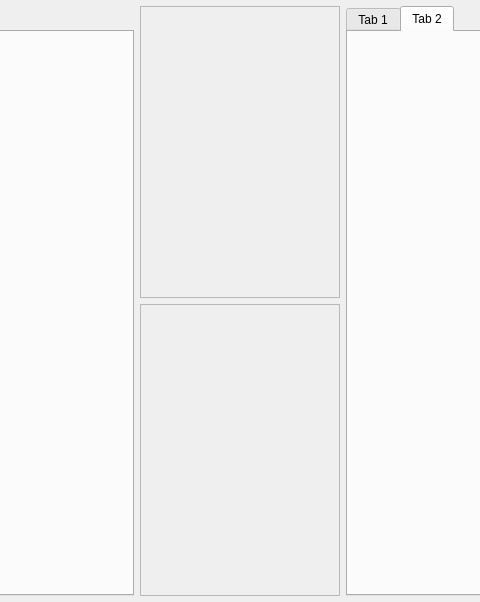
First picture: the form in zengarden/source/forms/zengarden.ui, repository aedm/zengine, before the edit; both pictures show x 245 to 725 and y 0 to 602 of the 970 by 602 pixel window.
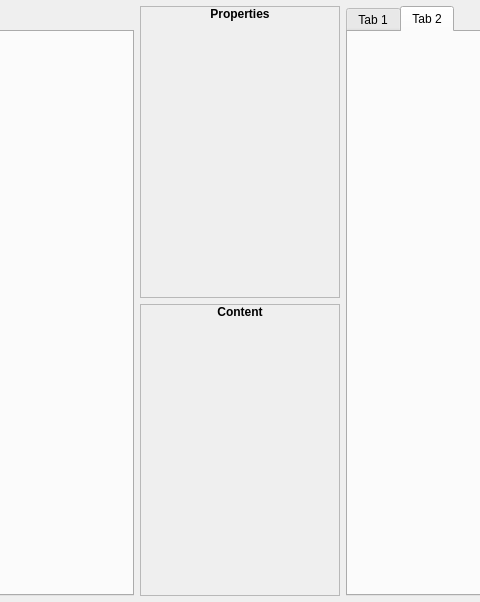
Second picture: the form after the edit. The open tabs and pages were chosen to show the change.

Diff of the .ui file:
```diff
--- a/zengarden/source/forms/zengarden.ui
+++ b/zengarden/source/forms/zengarden.ui
@@ -75,16 +75,126 @@
          <property name="frameShadow">
           <enum>QFrame::Plain</enum>
          </property>
+         <layout class="QVBoxLayout" name="verticalLayout_2">
+          <property name="leftMargin">
+           <number>0</number>
+          </property>
+          <property name="topMargin">
+           <number>0</number>
+          </property>
+          <property name="rightMargin">
+           <number>0</number>
+          </property>
+          <property name="bottomMargin">
+           <number>0</number>
+          </property>
+          <item>
+           <widget class="QLabel" name="detailsLabel">
+            <property name="font">
+             <font>
+              <weight>75</weight>
+              <bold>true</bold>
+             </font>
+            </property>
+            <property name="autoFillBackground">
+             <bool>false</bool>
+            </property>
+            <property name="text">
+             <string>Properties</string>
+            </property>
+            <property name="alignment">
+             <set>Qt::AlignCenter</set>
+            </property>
+            <property name="margin">
+             <number>6</number>
+            </property>
+           </widget>
+          </item>
+          <item>
+           <widget class="QFrame" name="frame_3">
+            <property name="sizePolicy">
+             <sizepolicy hsizetype="Preferred" vsizetype="Expanding">
+              <horstretch>0</horstretch>
+              <verstretch>0</verstretch>
+             </sizepolicy>
+            </property>
+            <property name="frameShape">
+             <enum>QFrame::NoFrame</enum>
+            </property>
+            <property name="frameShadow">
+             <enum>QFrame::Plain</enum>
+            </property>
+            <property name="lineWidth">
+             <number>0</number>
+            </property>
+           </widget>
+          </item>
+         </layout>
         </widget>
        </item>
        <item>
         <widget class="QFrame" name="frame_2">
+         <property name="sizePolicy">
+          <sizepolicy hsizetype="Preferred" vsizetype="Expanding">
+           <horstretch>0</horstretch>
+           <verstretch>0</verstretch>
+          </sizepolicy>
+         </property>
          <property name="frameShape">
           <enum>QFrame::StyledPanel</enum>
          </property>
          <property name="frameShadow">
           <enum>QFrame::Plain</enum>
          </property>
+         <layout class="QVBoxLayout" name="verticalLayout_3">
+          <property name="leftMargin">
+           <number>0</number>
+          </property>
+          <property name="topMargin">
+           <number>0</number>
+          </property>
+          <property name="rightMargin">
+           <number>0</number>
+          </property>
+          <property name="bottomMargin">
+           <number>0</number>
+          </property>
+          <item>
+           <widget class="QLabel" name="detailsLabel_2">
+            <property name="font">
+             <font>
+              <weight>75</weight>
+              <bold>true</bold>
+             </font>
+            </property>
+            <property name="autoFillBackground">
+             <bool>false</bool>
+            </property>
+            <property name="text">
+             <string>Content</string>
+            </property>
+            <property name="alignment">
+             <set>Qt::AlignCenter</set>
+            </property>
+            <property name="margin">
+             <number>6</number>
+            </property>
+           </widget>
+          </item>
+          <item>
+           <spacer name="verticalSpacer">
+            <property name="orientation">
+             <enum>Qt::Vertical</enum>
+            </property>
+            <property name="sizeHint" stdset="0">
+             <size>
+              <width>20</width>
+              <height>40</height>
+             </size>
+            </property>
+           </spacer>
+          </item>
+         </layout>
         </widget>
        </item>
       </layout>
```
Left out of the diff: 34 changed lines with no effect on the pictures.
